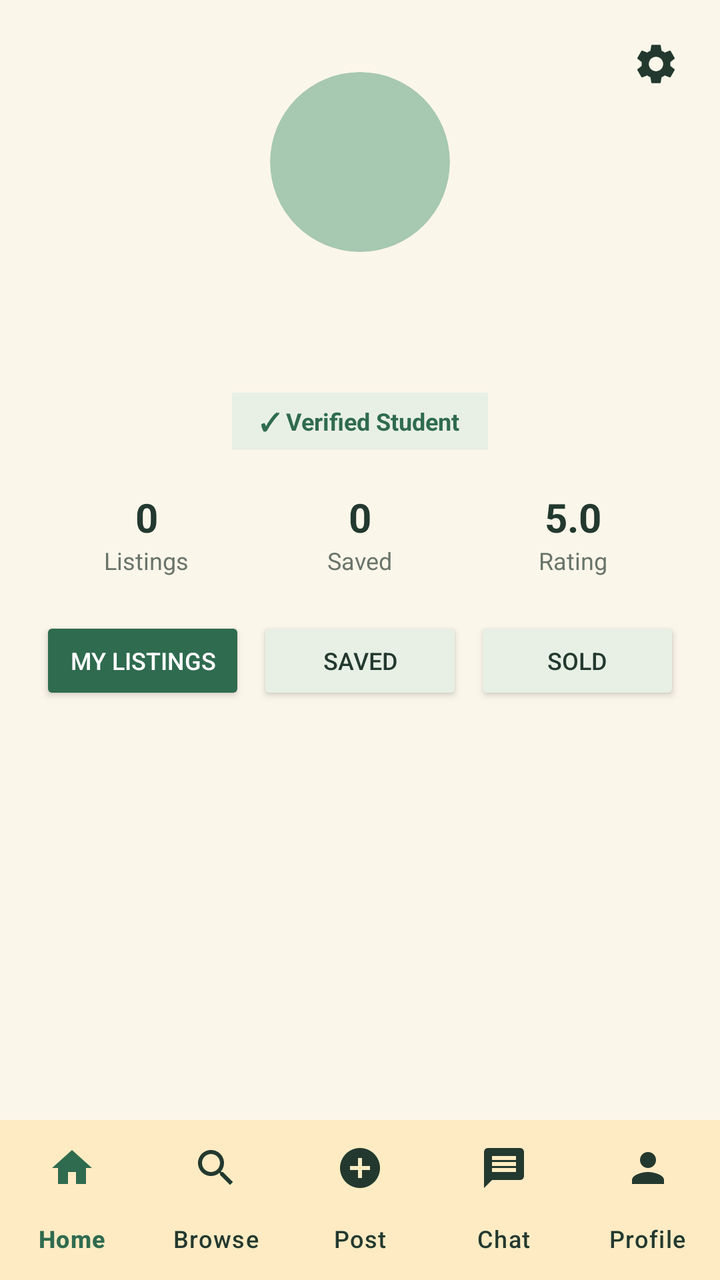
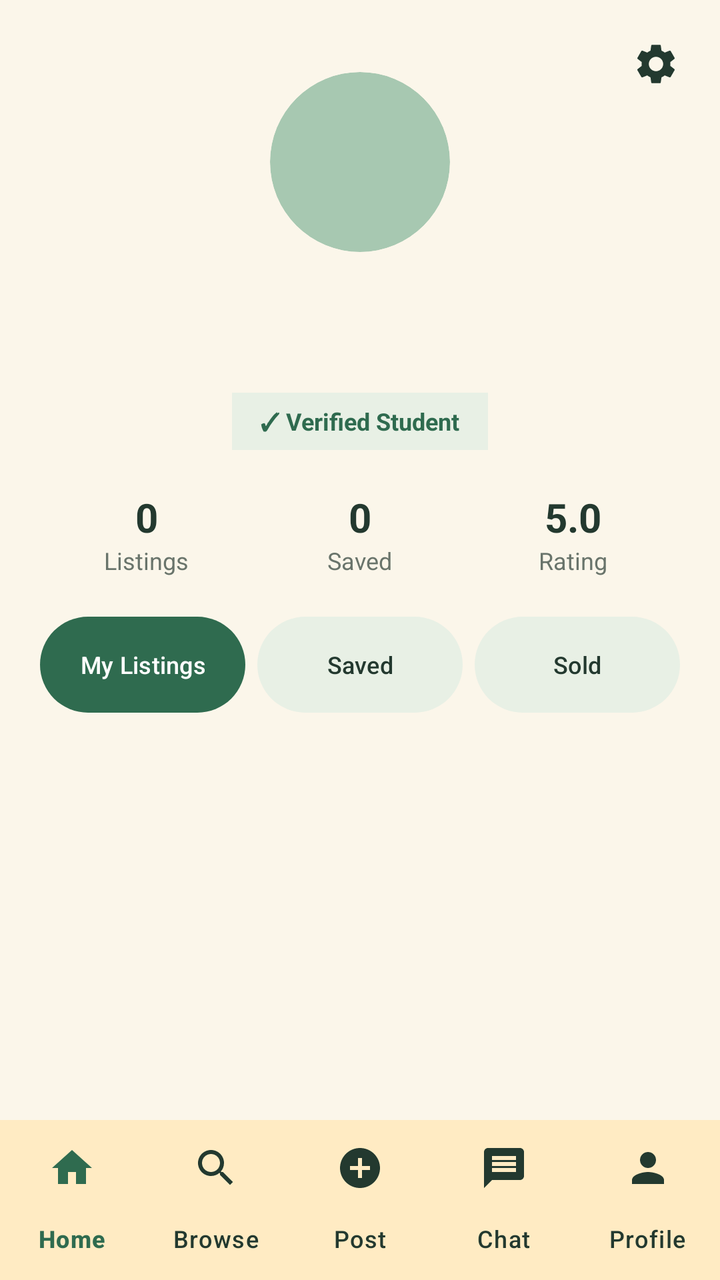

Two renders of the same Android screen: before a commit and after it. Below are the layout's source before the change and the commit's diff.
<!-- AndroidManifest.xml: application theme Theme.NOXApp -->
<!-- res/layout/activity_profile.xml -->
<?xml version="1.0" encoding="utf-8"?>
<androidx.coordinatorlayout.widget.CoordinatorLayout
    xmlns:android="http://schemas.android.com/apk/res/android"
    xmlns:app="http://schemas.android.com/apk/res-auto"
    android:id="@+id/profileRoot"
    android:layout_width="match_parent"
    android:layout_height="match_parent"
    android:background="@color/nox_cream_bg">

    <androidx.core.widget.NestedScrollView
        android:id="@+id/profileScroll"
        android:layout_width="match_parent"
        android:layout_height="match_parent"
        android:fillViewport="true"
        android:paddingBottom="72dp">

        <LinearLayout
            android:layout_width="match_parent"
            android:layout_height="wrap_content"
            android:gravity="center_horizontal"
            android:orientation="vertical"
            android:padding="20dp">

            
            <FrameLayout
                android:layout_width="match_parent"
                android:layout_height="wrap_content">

                
                <androidx.cardview.widget.CardView
                    android:layout_width="90dp"
                    android:layout_height="90dp"
                    android:layout_gravity="center_horizontal"
                    android:layout_marginTop="16dp"
                    app:cardBackgroundColor="@color/nox_card_green"
                    app:cardCornerRadius="45dp"
                    app:cardElevation="0dp">

                    <TextView
                        android:id="@+id/profileAvatarInitial"
                        android:layout_width="match_parent"
                        android:layout_height="match_parent"
                        android:gravity="center"
                        android:textColor="@color/nox_dark_green"
                        android:textSize="36sp"
                        android:textStyle="bold" />
                </androidx.cardview.widget.CardView>
            </FrameLayout>

            
            <TextView
                android:id="@+id/profileNameText"
                android:layout_width="wrap_content"
                android:layout_height="wrap_content"
                android:layout_marginTop="12dp"
                android:textColor="@color/nox_dark_green"
                android:textSize="22sp"
                android:textStyle="bold" />

            <TextView
                android:id="@+id/profileSchoolText"
                android:layout_width="wrap_content"
                android:layout_height="wrap_content"
                android:layout_marginTop="2dp"
                android:textColor="@color/nox_subtext"
                android:textSize="14sp" />

            
            <TextView
                android:id="@+id/verifiedBadge"
                android:layout_width="wrap_content"
                android:layout_height="wrap_content"
                android:layout_marginTop="8dp"
                android:background="@color/nox_chip_bg"
                android:paddingHorizontal="14dp"
                android:paddingVertical="6dp"
                android:text="✓ Verified Student"
                android:textColor="@color/nox_accent_text"
                android:textSize="12sp"
                android:textStyle="bold" />

            
            <LinearLayout
                android:layout_width="match_parent"
                android:layout_height="wrap_content"
                android:layout_marginTop="20dp"
                android:baselineAligned="false"
                android:orientation="horizontal"
                android:weightSum="3">

                <LinearLayout
                    android:layout_width="0dp"
                    android:layout_height="wrap_content"
                    android:layout_weight="1"
                    android:gravity="center"
                    android:orientation="vertical">

                    <TextView
                        android:id="@+id/statListingsCount"
                        android:layout_width="wrap_content"
                        android:layout_height="wrap_content"
                        android:text="0"
                        android:textColor="@color/nox_dark_green"
                        android:textSize="20sp"
                        android:textStyle="bold" />

                    <TextView
                        android:layout_width="wrap_content"
                        android:layout_height="wrap_content"
                        android:text="Listings"
                        android:textColor="@color/nox_subtext"
                        android:textSize="12sp" />
                </LinearLayout>

                <LinearLayout
                    android:layout_width="0dp"
                    android:layout_height="wrap_content"
                    android:layout_weight="1"
                    android:gravity="center"
                    android:orientation="vertical">

                    <TextView
                        android:id="@+id/statSavedCount"
                        android:layout_width="wrap_content"
                        android:layout_height="wrap_content"
                        android:text="0"
                        android:textColor="@color/nox_dark_green"
                        android:textSize="20sp"
                        android:textStyle="bold" />

                    <TextView
                        android:layout_width="wrap_content"
                        android:layout_height="wrap_content"
                        android:text="Saved"
                        android:textColor="@color/nox_subtext"
                        android:textSize="12sp" />
                </LinearLayout>

                <LinearLayout
                    android:layout_width="0dp"
                    android:layout_height="wrap_content"
                    android:layout_weight="1"
                    android:gravity="center"
                    android:orientation="vertical">

                    <TextView
                        android:layout_width="wrap_content"
                        android:layout_height="wrap_content"
                        android:text="5.0"
                        android:textColor="@color/nox_dark_green"
                        android:textSize="20sp"
                        android:textStyle="bold" />

                    <TextView
                        android:layout_width="wrap_content"
                        android:layout_height="wrap_content"
                        android:text="Rating"
                        android:textColor="@color/nox_subtext"
                        android:textSize="12sp" />
                </LinearLayout>
            </LinearLayout>

            
            <LinearLayout
                android:layout_width="match_parent"
                android:layout_height="44dp"
                android:layout_marginTop="20dp"
                android:orientation="horizontal"
                android:weightSum="3">

                <Button
                    android:id="@+id/tabMyListings"
                    android:layout_width="0dp"
                    android:layout_height="match_parent"
                    android:layout_marginEnd="4dp"
                    android:layout_weight="1"
                    android:backgroundTint="@color/nox_primary_green"
                    android:text="My Listings"
                    android:textColor="@color/white"
                    android:textSize="12sp" />

                <Button
                    android:id="@+id/tabSaved"
                    android:layout_width="0dp"
                    android:layout_height="match_parent"
                    android:layout_marginHorizontal="2dp"
                    android:layout_weight="1"
                    android:backgroundTint="@color/nox_chip_bg"
                    android:text="Saved"
                    android:textColor="@color/nox_dark_green"
                    android:textSize="12sp" />

                <Button
                    android:id="@+id/tabSold"
                    android:layout_width="0dp"
                    android:layout_height="match_parent"
                    android:layout_marginStart="4dp"
                    android:layout_weight="1"
                    android:backgroundTint="@color/nox_chip_bg"
                    android:text="Sold"
                    android:textColor="@color/nox_dark_green"
                    android:textSize="12sp" />
            </LinearLayout>

            
            <androidx.recyclerview.widget.RecyclerView
                android:id="@+id/profileRecyclerView"
                android:layout_width="match_parent"
                android:layout_height="wrap_content"
                android:layout_marginTop="16dp"
                android:nestedScrollingEnabled="false" />

            
            <TextView
                android:id="@+id/profileEmptyNotice"
                android:layout_width="wrap_content"
                android:layout_height="wrap_content"
                android:layout_marginTop="32dp"
                android:text="No items here yet."
                android:textColor="@color/nox_subtext"
                android:visibility="gone" />

        </LinearLayout>
    </androidx.core.widget.NestedScrollView>

    <ImageButton
        android:id="@+id/profileSettingsButton"
        android:layout_width="48dp"
        android:layout_height="48dp"
        android:layout_gravity="top|end"
        android:layout_marginTop="8dp"
        android:layout_marginEnd="8dp"
        android:background="?attr/selectableItemBackgroundBorderless"
        android:contentDescription="@string/settings"
        android:padding="12dp"
        android:src="@drawable/ic_settings"
        app:tint="@color/nox_dark_green" />

    <include
        android:id="@+id/profileBottomNav"
        layout="@layout/nav_bar"
        android:layout_width="match_parent"
        android:layout_height="wrap_content"
        android:layout_gravity="bottom" />

</androidx.coordinatorlayout.widget.CoordinatorLayout>
<!-- res/layout/nav_bar.xml (included above) -->
<?xml version="1.0" encoding="utf-8"?>
<com.google.android.material.bottomnavigation.BottomNavigationView xmlns:android="http://schemas.android.com/apk/res/android"
    xmlns:app="http://schemas.android.com/apk/res-auto"
    android:id="@+id/bottomNavBar"
    android:layout_width="match_parent"
    android:layout_height="wrap_content"
    android:background="@color/nox_nav_bg"
    app:paddingBottomSystemWindowInsets="false"
    app:itemIconTint="@color/bottom_nav_item"
    app:itemTextColor="@color/bottom_nav_item"
    app:labelVisibilityMode="labeled"
    app:menu="@menu/bottom_navigation" />
<!-- resources referenced by this layout -->
<resources>
  <color name="nox_accent_text">#2F6B4F</color>
  <color name="nox_card_green">#A7C8B1</color>
  <color name="nox_chip_bg">#E8F0E5</color>
  <color name="nox_cream_bg">#FBF6EA</color>
  <color name="nox_dark_green">#23392F</color>
  <color name="nox_nav_bg">#FFEBC3</color>
  <color name="nox_primary_green">#2F6B4F</color>
  <color name="nox_subtext">#69746B</color>
  <color name="white">#FFFFFFFF</color>
  <!-- drawable ic_settings (drawable) -->
  <vector xmlns:android="http://schemas.android.com/apk/res/android" android:width="24dp" android:height="24dp" android:viewportWidth="24" android:viewportHeight="24">
      <path android:fillColor="#23392F" android:pathData="M19.14,12.94c0.04,-0.3 0.06,-0.61 0.06,-0.94c0,-0.32 -0.02,-0.64 -0.07,-0.94l2.03,-1.58c0.18,-0.14 0.23,-0.41 0.12,-0.61l-1.92,-3.32c-0.12,-0.22 -0.37,-0.29 -0.59,-0.22l-2.39,0.96c-0.5,-0.38 -1.03,-0.7 -1.62,-0.94L14.4,2.81c-0.04,-0.24 -0.24,-0.41 -0.48,-0.41h-3.84c-0.24,0 -0.43,0.17 -0.47,0.41L9.25,5.35C8.66,5.59 8.12,5.92 7.63,6.29L5.24,5.33c-0.22,-0.08 -0.47,0 -0.59,0.22L2.74,8.87C2.62,9.08 2.66,9.34 2.86,9.48l2.03,1.58C4.84,11.36 4.8,11.69 4.8,12s0.02,0.64 0.07,0.94l-2.03,1.58c-0.18,0.14 -0.23,0.41 -0.12,0.61l1.92,3.32c0.12,0.22 0.37,0.29 0.59,0.22l2.39,-0.96c0.5,0.38 1.03,0.7 1.62,0.94l0.36,2.54c0.05,0.24 0.24,0.41 0.48,0.41h3.84c0.24,0 0.44,-0.17 0.47,-0.41l0.36,-2.54c0.59,-0.24 1.13,-0.56 1.62,-0.94l2.39,0.96c0.22,0.08 0.47,0 0.59,-0.22l1.92,-3.32c0.12,-0.22 0.07,-0.47 -0.12,-0.61L19.14,12.94zM12,15.6c-1.98,0 -3.6,-1.62 -3.6,-3.6s1.62,-3.6 3.6,-3.6s3.6,1.62 3.6,3.6S13.98,15.6 12,15.6z" />
  </vector>
  <string name="settings">Settings</string>
  <style name="Theme.NOXApp" parent="Base.Theme.NOXApp" />
  <color name="nox_snackbar_action">#A9DCBF</color>
  <color name="nox_error">#B3261E</color>
  <color name="nox_field_bg">#FFFCF6</color>
  <color name="nox_search_stroke">#DCD4C4</color>
  <style name="Animation.NOX.Activity" parent="@android:style/Animation.Activity">
          <item name="android:activityOpenEnterAnimation">@anim/nox_activity_instant</item>
          <item name="android:activityOpenExitAnimation">@anim/nox_activity_instant</item>
          <item name="android:activityCloseEnterAnimation">@anim/nox_activity_instant</item>
          <item name="android:activityCloseExitAnimation">@anim/nox_activity_instant</item>
      </style>
  <!-- unchanged entries left out for length: 1 -->
</resources>

<!-- the commit's change to res/layout/activity_profile.xml (unified diff, before → after) -->
@@ -163,43 +163,80 @@
             
             <LinearLayout
                 android:layout_width="match_parent"
-                android:layout_height="44dp"
+                android:layout_height="wrap_content"
                 android:layout_marginTop="20dp"
+                android:minHeight="48dp"
                 android:orientation="horizontal"
                 android:weightSum="3">
 
-                <Button
+                <com.google.android.material.button.MaterialButton
                     android:id="@+id/tabMyListings"
                     android:layout_width="0dp"
-                    android:layout_height="match_parent"
+                    android:layout_height="48dp"
                     android:layout_marginEnd="4dp"
                     android:layout_weight="1"
-                    android:backgroundTint="@color/nox_primary_green"
+                    android:insetTop="0dp"
+                    android:insetBottom="0dp"
+                    android:maxLines="1"
+                    android:minWidth="0dp"
+                    android:paddingStart="4dp"
+                    android:paddingEnd="4dp"
                     android:text="My Listings"
+                    android:textAllCaps="false"
                     android:textColor="@color/white"
-                    android:textSize="12sp" />
-
-                <Button
+                    android:textSize="12sp"
+                    app:autoSizeMaxTextSize="12sp"
+                    app:autoSizeMinTextSize="10sp"
+                    app:autoSizeStepGranularity="1sp"
+                    app:autoSizeTextType="uniform"
+                    app:backgroundTint="@color/nox_primary_green"
+                    app:cornerRadius="24dp" />
+
+                <com.google.android.material.button.MaterialButton
                     android:id="@+id/tabSaved"
                     android:layout_width="0dp"
-                    android:layout_height="match_parent"
+                    android:layout_height="48dp"
                     android:layout_marginHorizontal="2dp"
                     android:layout_weight="1"
-                    android:backgroundTint="@color/nox_chip_bg"
+                    android:insetTop="0dp"
+                    android:insetBottom="0dp"
+                    android:maxLines="1"
+                    android:minWidth="0dp"
+                    android:paddingStart="4dp"
+                    android:paddingEnd="4dp"
                     android:text="Saved"
+                    android:textAllCaps="false"
                     android:textColor="@color/nox_dark_green"
-                    android:textSize="12sp" />
-
-                <Button
+                    android:textSize="12sp"
+                    app:autoSizeMaxTextSize="12sp"
+                    app:autoSizeMinTextSize="10sp"
+                    app:autoSizeStepGranularity="1sp"
+                    app:autoSizeTextType="uniform"
+                    app:backgroundTint="@color/nox_chip_bg"
+                    app:cornerRadius="24dp" />
+
+                <com.google.android.material.button.MaterialButton
                     android:id="@+id/tabSold"
                     android:layout_width="0dp"
-                    android:layout_height="match_parent"
+                    android:layout_height="48dp"
                     android:layout_marginStart="4dp"
                     android:layout_weight="1"
-                    android:backgroundTint="@color/nox_chip_bg"
+                    android:insetTop="0dp"
+                    android:insetBottom="0dp"
+                    android:maxLines="1"
+                    android:minWidth="0dp"
+                    android:paddingStart="4dp"
+                    android:paddingEnd="4dp"
                     android:text="Sold"
+                    android:textAllCaps="false"
                     android:textColor="@color/nox_dark_green"
-                    android:textSize="12sp" />
+                    android:textSize="12sp"
+                    app:autoSizeMaxTextSize="12sp"
+                    app:autoSizeMinTextSize="10sp"
+                    app:autoSizeStepGranularity="1sp"
+                    app:autoSizeTextType="uniform"
+                    app:backgroundTint="@color/nox_chip_bg"
+                    app:cornerRadius="24dp" />
             </LinearLayout>
 
             
@@ -255,5 +292,6 @@
     app:paddingBottomSystemWindowInsets="false"
     app:itemIconTint="@color/bottom_nav_item"
     app:itemTextColor="@color/bottom_nav_item"
+    app:itemActiveIndicatorStyle="@style/Widget.NOX.NavIndicator"
     app:labelVisibilityMode="labeled"
     app:menu="@menu/bottom_navigation" />
<!-- resource entries referenced after the edit -->
@@ -14,6 +14,10 @@
       <path android:fillColor="#23392F" android:pathData="M19.14,12.94c0.04,-0.3 0.06,-0.61 0.06,-0.94c0,-0.32 -0.02,-0.64 -0.07,-0.94l2.03,-1.58c0.18,-0.14 0.23,-0.41 0.12,-0.61l-1.92,-3.32c-0.12,-0.22 -0.37,-0.29 -0.59,-0.22l-2.39,0.96c-0.5,-0.38 -1.03,-0.7 -1.62,-0.94L14.4,2.81c-0.04,-0.24 -0.24,-0.41 -0.48,-0.41h-3.84c-0.24,0 -0.43,0.17 -0.47,0.41L9.25,5.35C8.66,5.59 8.12,5.92 7.63,6.29L5.24,5.33c-0.22,-0.08 -0.47,0 -0.59,0.22L2.74,8.87C2.62,9.08 2.66,9.34 2.86,9.48l2.03,1.58C4.84,11.36 4.8,11.69 4.8,12s0.02,0.64 0.07,0.94l-2.03,1.58c-0.18,0.14 -0.23,0.41 -0.12,0.61l1.92,3.32c0.12,0.22 0.37,0.29 0.59,0.22l2.39,-0.96c0.5,0.38 1.03,0.7 1.62,0.94l0.36,2.54c0.05,0.24 0.24,0.41 0.48,0.41h3.84c0.24,0 0.44,-0.17 0.47,-0.41l0.36,-2.54c0.59,-0.24 1.13,-0.56 1.62,-0.94l2.39,0.96c0.22,0.08 0.47,0 0.59,-0.22l1.92,-3.32c0.12,-0.22 0.07,-0.47 -0.12,-0.61L19.14,12.94zM12,15.6c-1.98,0 -3.6,-1.62 -3.6,-3.6s1.62,-3.6 3.6,-3.6s3.6,1.62 3.6,3.6S13.98,15.6 12,15.6z" />
   </vector>
   <string name="settings">Settings</string>
+  <style name="Widget.NOX.NavIndicator" parent="Widget.Material3.BottomNavigationView.ActiveIndicator">
+          <item name="android:width">56dp</item>
+          <item name="android:height">32dp</item>
+      </style>
   <style name="Theme.NOXApp" parent="Base.Theme.NOXApp" />
   <color name="nox_snackbar_action">#A9DCBF</color>
   <color name="nox_error">#B3261E</color>
